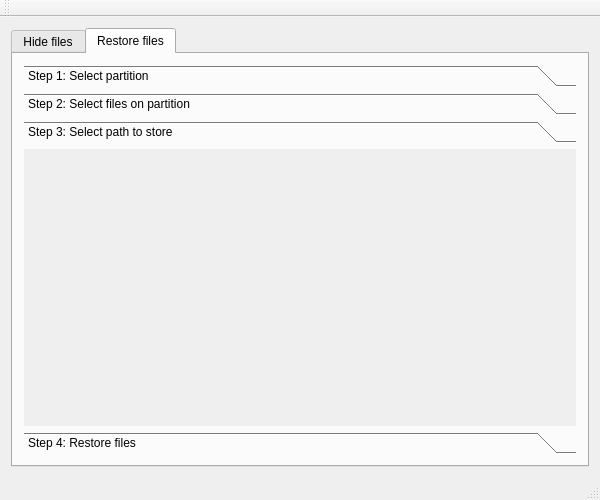
Before: the Qt Designer form gui/HideMeFatty/mainwindow.ui in stryku/HideMeFatty, drawn with Qt 5.
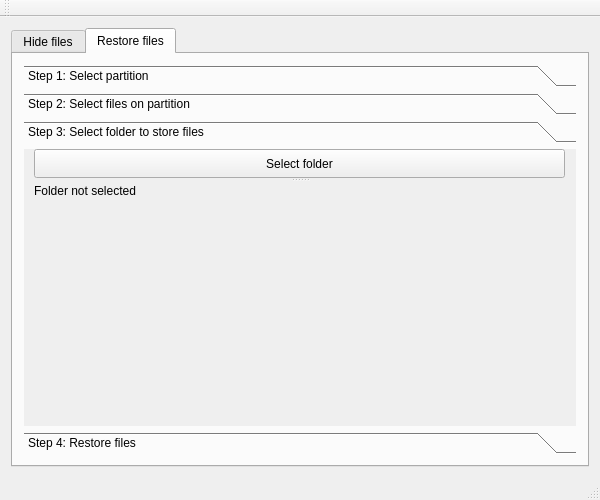
After: the same form once the commit is applied. The open tabs and pages were chosen to show the change.

Commit message: added selecting path to store

Diff of the .ui file:
```diff
--- a/gui/HideMeFatty/mainwindow.ui
+++ b/gui/HideMeFatty/mainwindow.ui
@@ -296,13 +296,36 @@
             <rect>
              <x>0</x>
              <y>0</y>
-             <width>100</width>
-             <height>30</height>
+             <width>560</width>
+             <height>247</height>
             </rect>
            </property>
            <attribute name="label">
-            <string>Step 3: Select path to store</string>
+            <string>Step 3: Select folder to store files</string>
            </attribute>
+           <widget class="QSplitter" name="splitter_3">
+            <property name="geometry">
+             <rect>
+              <x>10</x>
+              <y>0</y>
+              <width>531</width>
+              <height>51</height>
+             </rect>
+            </property>
+            <property name="orientation">
+             <enum>Qt::Vertical</enum>
+            </property>
+            <widget class="QPushButton" name="pushButtonSelectFolderToStore">
+             <property name="text">
+              <string>Select folder</string>
+             </property>
+            </widget>
+            <widget class="QLabel" name="labelSelectedFolderToStore">
+             <property name="text">
+              <string>Folder not selected</string>
+             </property>
+            </widget>
+           </widget>
           </widget>
           <widget class="QWidget" name="restoringStep4">
            <property name="geometry">
```
Left out of the diff: 22 changed lines with no effect on the pictures. The commit also changes 2 other files.
